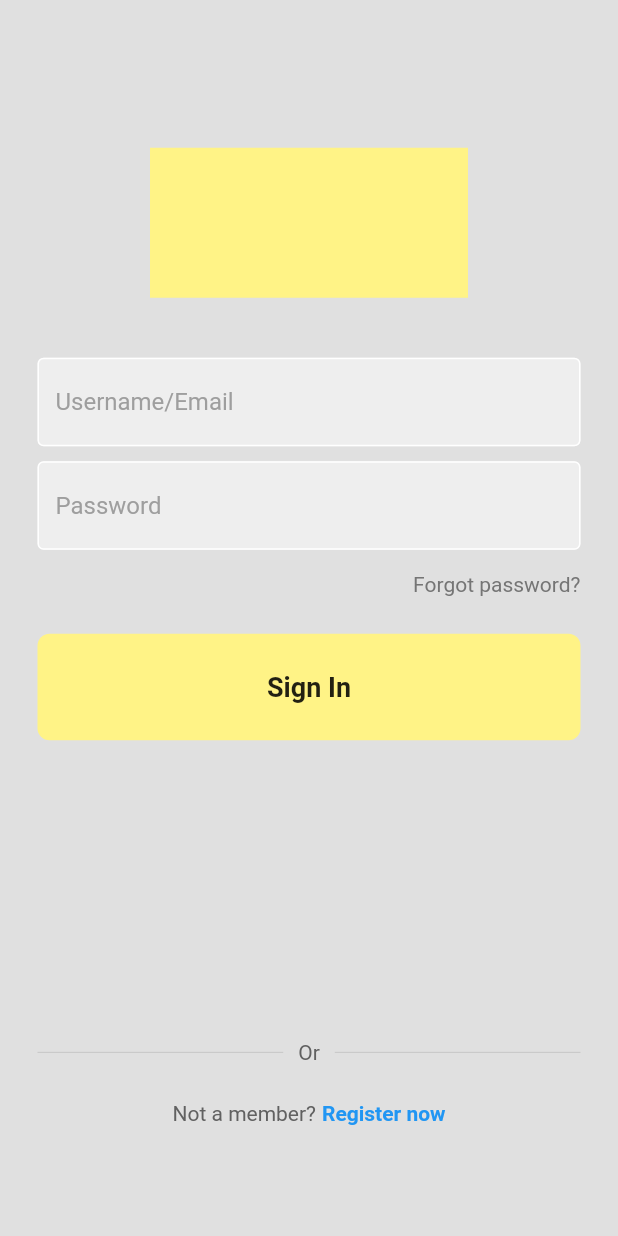
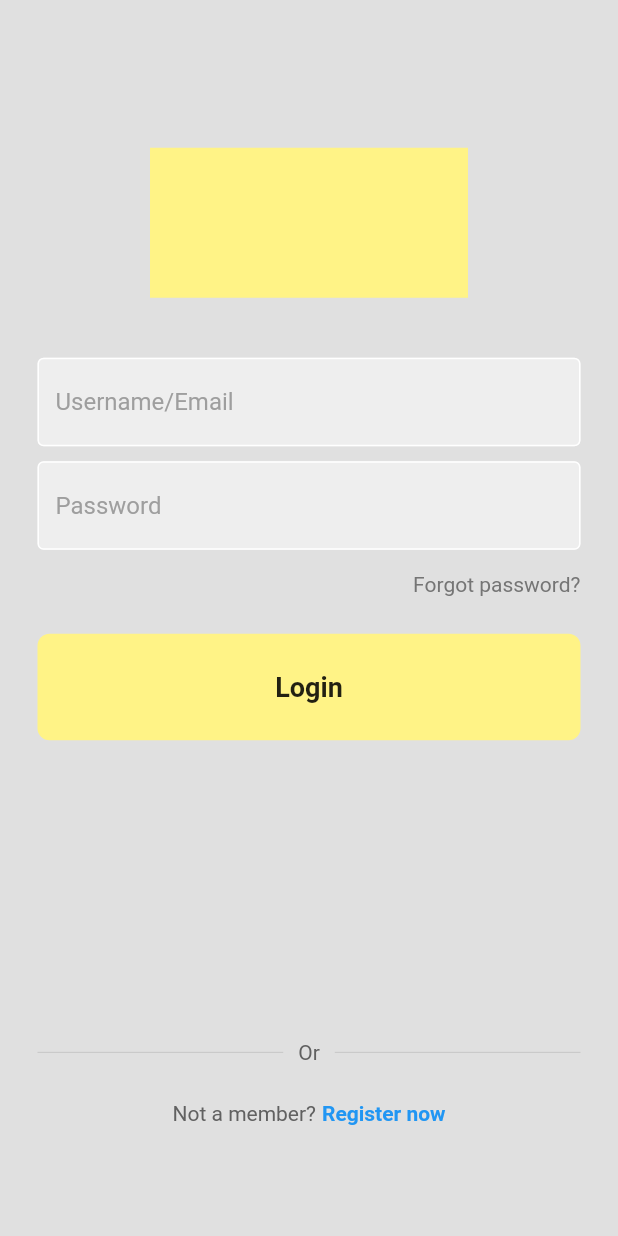
Before and after one commit to sergeyelumelay/HomeProject, a Flutter app: the screen it shows after launch, on a phone screen of 412 x 824 dp. Run offline on Flutter 3.47's test engine with Material 2 defaults, Android fonts, the phone set to English and light mode, and no system bars; our stand-ins replace firebase_auth, firebase_core; accounts and stored records are empty.

Commit message:
login/signup system update (no api)

```diff
--- a/home_application/lib/components/login_button.dart
+++ b/home_application/lib/components/login_button.dart
@@ -4,8 +4,12 @@ import 'package:flutter/material.dart';
 
 class LoginButton extends StatelessWidget {
   final Function()? onTap;
+  final String text;
 
-  const LoginButton({super.key, required this.onTap});
+  const LoginButton({
+    super.key,
+    required this.onTap,
+    required this.text,});
 
   @override
   Widget build(BuildContext context) {
@@ -17,10 +21,10 @@ class LoginButton extends StatelessWidget {
         decoration: BoxDecoration(color: const Color.fromARGB(255, 255, 243, 134),
         borderRadius: BorderRadius.circular(8),
         ),
-        child: const Center(
+        child: Center(
           child: Text(
-            "Sign In",
-            style: TextStyle(
+            text,
+            style: const TextStyle(
               fontWeight: FontWeight.bold,
               fontSize: 18,
             ),
--- a/home_application/lib/pages/login_page.dart
+++ b/home_application/lib/pages/login_page.dart
@@ -120,6 +120,7 @@ class _LoginPageState extends State<LoginPage> {
 
                 // sign in button
                 LoginButton(
+                  text: "Login",
                   onTap: signInUser,
                 ),
 
```
Also changed, not shown: home_application/lib/pages/register_page.dart (+13 -6 lines).
